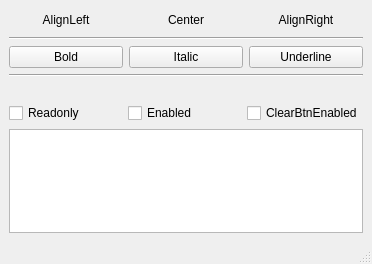
Qt form pythonProject/untitled.ui (thinkways/pyqt) before a commit.
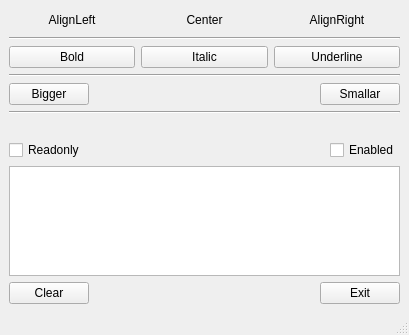
The same form after that commit.

Patch:
```diff
--- a/pythonProject/untitled.ui
+++ b/pythonProject/untitled.ui
@@ -6,8 +6,8 @@
    <rect>
     <x>0</x>
     <y>0</y>
-    <width>372</width>
-    <height>264</height>
+    <width>409</width>
+    <height>335</height>
    </rect>
   </property>
   <property name="windowTitle">
@@ -23,6 +23,9 @@
          <string>AlignLeft</string>
         </property>
         <property name="checkable">
+         <bool>true</bool>
+        </property>
+        <property name="checked">
          <bool>false</bool>
         </property>
         <property name="autoExclusive">
@@ -38,6 +41,9 @@
         <property name="text">
          <string>Center</string>
         </property>
+        <property name="checkable">
+         <bool>true</bool>
+        </property>
         <property name="autoExclusive">
          <bool>true</bool>
         </property>
@@ -51,6 +57,12 @@
         <property name="text">
          <string>AlignRight</string>
         </property>
+        <property name="checkable">
+         <bool>true</bool>
+        </property>
+        <property name="autoExclusive">
+         <bool>true</bool>
+        </property>
         <property name="flat">
          <bool>true</bool>
         </property>
@@ -72,20 +84,67 @@
         <property name="text">
          <string>Bold</string>
         </property>
-       </widget>
-      </item>
-      <item>
-       <widget class="QPushButton" name="pushBtn_underline">
-        <property name="text">
-         <string>Italic</string>
+        <property name="checkable">
+         <bool>true</bool>
         </property>
        </widget>
       </item>
       <item>
        <widget class="QPushButton" name="pushBtn_italic">
         <property name="text">
+         <string>Italic</string>
+        </property>
+        <property name="checkable">
+         <bool>true</bool>
+        </property>
+       </widget>
+      </item>
+      <item>
+       <widget class="QPushButton" name="pushBtn_underline">
+        <property name="text">
          <string>Underline</string>
         </property>
+        <property name="checkable">
+         <bool>true</bool>
+        </property>
+       </widget>
+      </item>
+     </layout>
+    </item>
+    <item>
+     <widget class="Line" name="line_3">
+      <property name="orientation">
+       <enum>Qt::Horizontal</enum>
+      </property>
+     </widget>
+    </item>
+    <item>
+     <layout class="QHBoxLayout" name="horizontalLayout_4">
+      <item>
+       <widget class="QPushButton" name="pushBtn_bigger">
+        <property name="text">
+         <string>Bigger</string>
+        </property>
+       </widget>
+      </item>
+      <item>
+       <spacer name="horizontalSpacer_3">
+        <property name="orientation">
+         <enum>Qt::Horizontal</enum>
+        </property>
+        <property name="sizeHint" stdset="0">
+         <size>
+          <width>40</width>
+          <height>20</height>
+         </size>
+        </property>
+       </spacer>
+      </item>
+      <item>
+       <widget class="QPushButton" name="pushBtn_smallar">
+        <property name="text">
+         <string>Smallar</string>
+        </property>
        </widget>
       </item>
      </layout>
@@ -119,25 +178,65 @@
         </property>
        </widget>
       </item>
+      <item>
+       <spacer name="horizontalSpacer_4">
+        <property name="orientation">
+         <enum>Qt::Horizontal</enum>
+        </property>
+        <property name="sizeHint" stdset="0">
+         <size>
+          <width>40</width>
+          <height>20</height>
+         </size>
+        </property>
+       </spacer>
+      </item>
       <item>
        <widget class="QCheckBox" name="checkBox_enabled">
+        <property name="layoutDirection">
+         <enum>Qt::LeftToRight</enum>
+        </property>
         <property name="text">
          <string>Enabled</string>
         </property>
        </widget>
       </item>
-      <item>
-       <widget class="QCheckBox" name="checkBox_clearbtnenabled">
-        <property name="text">
-         <string>ClearBtnEnabled</string>
-        </property>
-       </widget>
-      </item>
      </layout>
     </item>
     <item>
      <widget class="QTextEdit" name="textEdit"/>
     </item>
+    <item>
+     <layout class="QHBoxLayout" name="horizontalLayout_5">
+      <item>
+       <widget class="QPushButton" name="pushBtn_clear">
+        <property name="text">
+         <string>Clear</string>
+        </property>
+       </widget>
+      </item>
+      <item>
+       <spacer name="horizontalSpacer_2">
+        <property name="orientation">
+         <enum>Qt::Horizontal</enum>
+        </property>
+        <property name="sizeHint" stdset="0">
+         <size>
+          <width>40</width>
+          <height>20</height>
+         </size>
+        </property>
+       </spacer>
+      </item>
+      <item>
+       <widget class="QPushButton" name="pushBtn_exit">
+        <property name="text">
+         <string>Exit</string>
+        </property>
+       </widget>
+      </item>
+     </layout>
+    </item>
    </layout>
   </widget>
   <widget class="QMenuBar" name="menubar">
```
Left out of the diff: 69 changed lines with no effect on the pictures.
